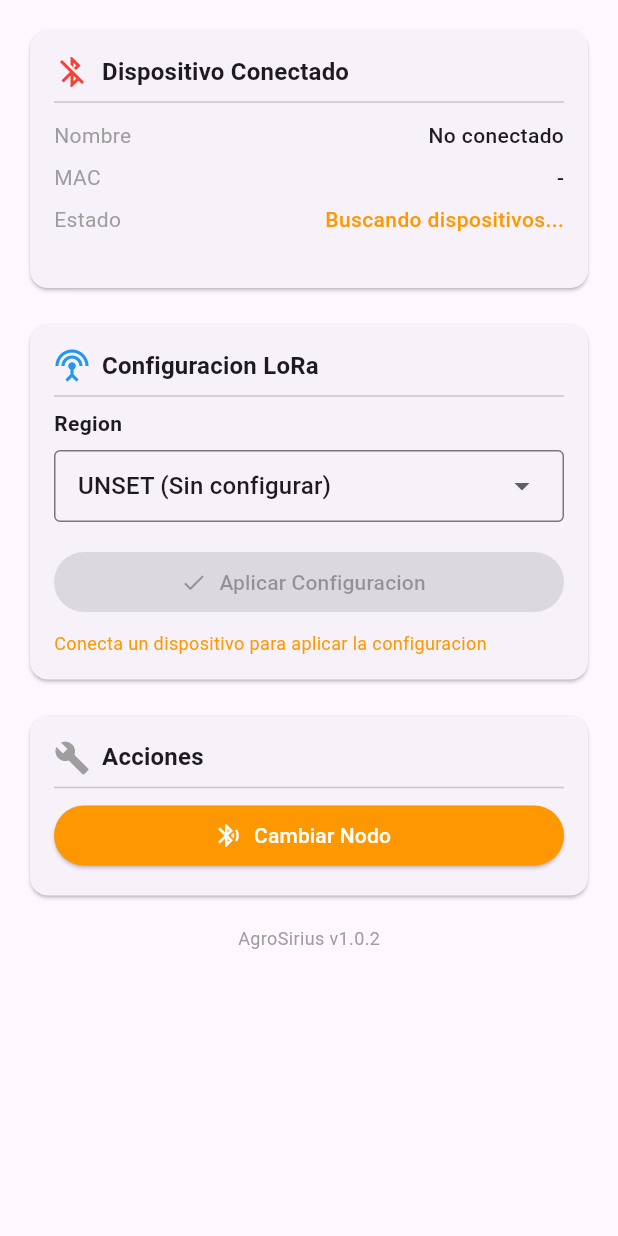
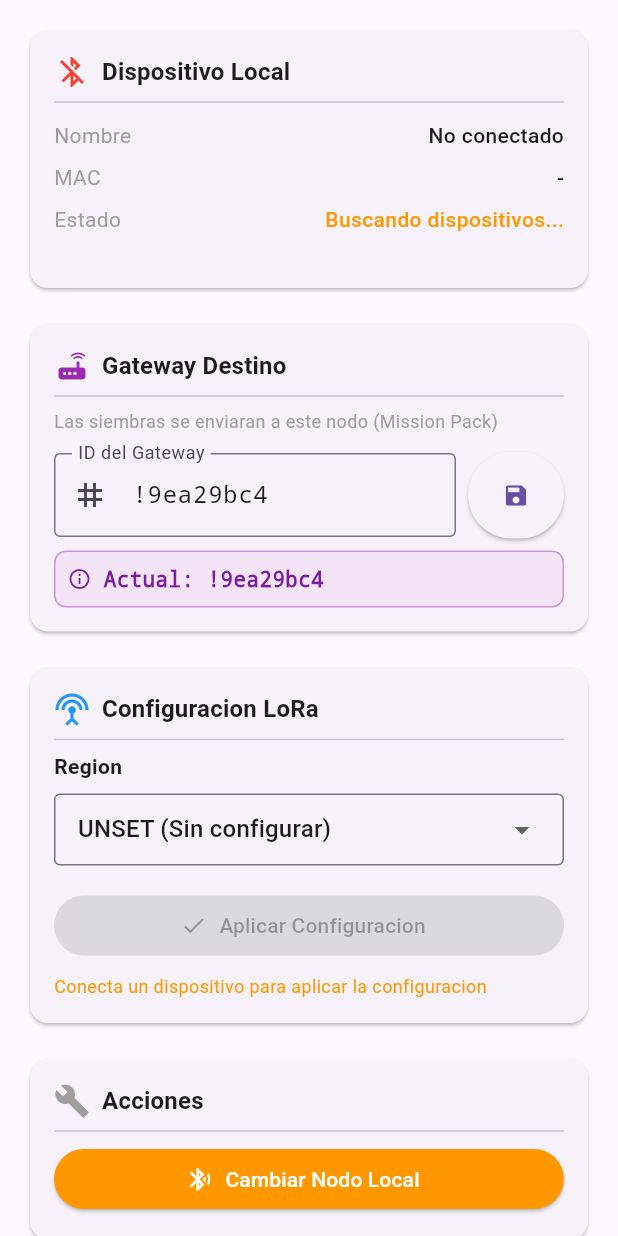
Before and after one commit to pablofelipe01/agro-sirius-v1, a Flutter app: the SettingsScreen widget shown alone on an empty page, opened directly, on a phone screen of 412 x 824 dp. Run offline on Flutter 3.47's test engine with Material 3 defaults, Android fonts, the phone set to English and light mode, and no system bars; our stand-ins replace flutter_blue_plus, permission_handler, shared_preferences; missing offline and left inert: meshtastic_flutter; accounts and stored records are empty.

Commit message:
feat: Gateway targeting - mensajes solo al Mission Pack
- Agregado sistema de gateway destino configurable
- Mensajes de siembra ahora se envian al nodo especifico (!9ea29bc4) en lugar de broadcast
- Nueva seccion "Gateway Destino" en pantalla de ajustes
- Funciones parseNodeId() y formatNodeId() para manejo de IDs hex
- Persistencia del gateway seleccionado en SharedPreferences

Co-Authored-By: Claude Opus 4.5 <noreply@anthropic.com>

```diff
--- a/lib/screens/settings_screen.dart
+++ b/lib/screens/settings_screen.dart
@@ -11,20 +11,65 @@ class SettingsScreen extends StatefulWidget {
 
 class _SettingsScreenState extends State<SettingsScreen> {
   LoraRegion _selectedRegion = LoraRegion.unset;
+  final TextEditingController _gatewayController = TextEditingController();
+  int _currentGatewayId = defaultGatewayNodeId;
   bool _isApplying = false;
 
   @override
   void initState() {
     super.initState();
-    _loadSavedRegion();
+    _loadSavedSettings();
   }
 
-  Future<void> _loadSavedRegion() async {
+  @override
+  void dispose() {
+    _gatewayController.dispose();
+    super.dispose();
+  }
+
+  Future<void> _loadSavedSettings() async {
     final service = Provider.of<MeshtasticService>(context, listen: false);
     final savedRegion = await service.getSavedLoraRegion();
+    final savedGateway = await service.getSavedGatewayNodeId();
     setState(() {
       _selectedRegion = savedRegion;
+      _currentGatewayId = savedGateway;
+      _gatewayController.text = MeshtasticService.formatNodeId(savedGateway);
     });
+  }
+
+  Future<void> _saveGatewayId() async {
+    final input = _gatewayController.text.trim();
+    final nodeId = MeshtasticService.parseNodeId(input);
+
+    if (nodeId == null) {
+      if (mounted) {
+        ScaffoldMessenger.of(context).showSnackBar(
+          const SnackBar(
+            content: Text('ID de nodo invalido. Usa formato !xxxxxxxx'),
+            backgroundColor: Colors.red,
+          ),
+        );
+      }
+      return;
+    }
+
+    final service = Provider.of<MeshtasticService>(context, listen: false);
+    await service.saveGatewayNodeId(nodeId);
+
+    setState(() {
+      _currentGatewayId = nodeId;
+      _gatewayController.text = MeshtasticService.formatNodeId(nodeId);
+    });
+
+    if (mounted) {
+      ScaffoldMessenger.of(context).showSnackBar(
+        SnackBar(
+          content: Text('Gateway configurado: ${MeshtasticService.formatNodeId(nodeId)}'),
+          backgroundColor: Colors.green,
+        ),
+      );
+    }
   }
 
   Future<void> _applyConfiguration() async {
@@ -97,7 +142,6 @@ class _SettingsScreenState extends State<SettingsScreen> {
       await service.disconnect(clearDevice: true);
 
       if (mounted) {
-        // Navegar a la pantalla de seleccion de dispositivo
         Navigator.of(context).pushNamedAndRemoveUntil('/select-device', (route) => false);
       }
     }
@@ -112,7 +156,7 @@ class _SettingsScreenState extends State<SettingsScreen> {
       child: Column(
         crossAxisAlignment: CrossAxisAlignment.stretch,
         children: [
-          // Seccion: Informacion del Nodo
+          // Seccion: Informacion del Nodo Local
           Card(
             child: Padding(
               padding: const EdgeInsets.all(16),
@@ -129,7 +173,7 @@ class _SettingsScreenState extends State<SettingsScreen> {
                       ),
                       const SizedBox(width: 8),
                       Text(
-                        'Dispositivo Conectado',
+                        'Dispositivo Local',
                         style: Theme.of(context).textTheme.titleMedium?.copyWith(
                               fontWeight: FontWeight.bold,
                             ),
@@ -154,6 +198,86 @@ class _SettingsScreenState extends State<SettingsScreen> {
                         foregroundColor: Colors.red,
                       ),
                     ),
+                ],
+              ),
+            ),
+          ),
+          const SizedBox(height: 16),
+
+          // Seccion: Gateway Destino (NUEVA)
+          Card(
+            child: Padding(
+              padding: const EdgeInsets.all(16),
+              child: Column(
+                crossAxisAlignment: CrossAxisAlignment.start,
+                children: [
+                  Row(
+                    children: [
+                      const Icon(Icons.router, color: Colors.purple),
+                      const SizedBox(width: 8),
+                      Text(
+                        'Gateway Destino',
+                        style: Theme.of(context).textTheme.titleMedium?.copyWith(
+                              fontWeight: FontWeight.bold,
+                            ),
+                      ),
+                    ],
+                  ),
+                  const Divider(),
+                  const Text(
+                    'Las siembras se enviaran a este nodo (Mission Pack)',
+                    style: TextStyle(color: Colors.grey, fontSize: 12),
+                  ),
+                  const SizedBox(height: 12),
+                  Row(
+                    children: [
+                      Expanded(
+                        child: TextField(
+                          controller: _gatewayController,
+                          decoration: const InputDecoration(
+                            border: OutlineInputBorder(),
+                            labelText: 'ID del Gateway',
+                            hintText: '!9ea29bc4',
+                            prefixIcon: Icon(Icons.tag),
+                          ),
+                          style: const TextStyle(fontFamily: 'monospace'),
+                        ),
+                      ),
+                      const SizedBox(width: 8),
+                      ElevatedButton(
+                        onPressed: _saveGatewayId,
+                        style: ElevatedButton.styleFrom(
+                          padding: const EdgeInsets.symmetric(horizontal: 16, vertical: 20),
+                        ),
+                        child: const Icon(Icons.save),
+                      ),
+                    ],
+                  ),
+                  const SizedBox(height: 8),
+                  Container(
+                    padding: const EdgeInsets.all(8),
+                    decoration: BoxDecoration(
+                      color: Colors.purple[50],
+                      borderRadius: BorderRadius.circular(8),
+                      border: Border.all(color: Colors.purple[200]!),
+                    ),
+                    child: Row(
+                      children: [
+                        Icon(Icons.info_outline, size: 16, color: Colors.purple[700]),
+                        const SizedBox(width: 8),
+                        Expanded(
+                          child: Text(
+                            'Actual: ${MeshtasticService.formatNodeId(_currentGatewayId)}',
+                            style: TextStyle(
+                              fontFamily: 'monospace',
+                              color: Colors.purple[700],
+                              fontWeight: FontWeight.bold,
+                            ),
+                          ),
+                        ),
+                      ],
+                    ),
+                  ),
                 ],
               ),
             ),
@@ -262,7 +386,7 @@ class _SettingsScreenState extends State<SettingsScreen> {
                     child: ElevatedButton.icon(
                       onPressed: _changeDevice,
                       icon: const Icon(Icons.bluetooth_searching),
-                      label: const Text('Cambiar Nodo'),
+                      label: const Text('Cambiar Nodo Local'),
                       style: ElevatedButton.styleFrom(
                         backgroundColor: Colors.orange,
                         foregroundColor: Colors.white,
@@ -278,7 +402,7 @@ class _SettingsScreenState extends State<SettingsScreen> {
           // Info de version
           Center(
             child: Text(
-              'AgroSirius v1.0.2',
+              'AgroSirius v1.0.5',
               style: TextStyle(color: Colors.grey[500], fontSize: 12),
             ),
           ),
--- a/lib/services/meshtastic_service.dart
+++ b/lib/services/meshtastic_service.dart
@@ -68,6 +68,10 @@ enum LoraRegion {
 const String _savedDeviceAddressKey = 'saved_device_address';
 const String _savedDeviceNameKey = 'saved_device_name';
 const String _loraRegionKey = 'lora_region';
+const String _gatewayNodeIdKey = 'gateway_node_id';
+
+// ID del Gateway por defecto (Mission Pack)
+const int defaultGatewayNodeId = 0x9ea29bc4;
 
 class MeshtasticService extends ChangeNotifier {
   MeshtasticClient? _client;
@@ -133,6 +137,35 @@ class MeshtasticService extends ChangeNotifier {
   Future<void> saveLoraRegion(LoraRegion region) async {
     final prefs = await SharedPreferences.getInstance();
     await prefs.setString(_loraRegionKey, region.code);
+  }
+
+  Future<int> getSavedGatewayNodeId() async {
+    final prefs = await SharedPreferences.getInstance();
+    return prefs.getInt(_gatewayNodeIdKey) ?? defaultGatewayNodeId;
+  }
+
+  Future<void> saveGatewayNodeId(int nodeId) async {
+    final prefs = await SharedPreferences.getInstance();
+    await prefs.setInt(_gatewayNodeIdKey, nodeId);
+  }
+
+  // Convertir string hex (!9ea29bc4) a int
+  static int? parseNodeId(String input) {
+    String cleaned = input.trim().toLowerCase();
+    // Remover prefijo ! si existe
+    if (cleaned.startsWith('!')) {
+      cleaned = cleaned.substring(1);
+    }
+    // Remover prefijo 0x si existe
+    if (cleaned.startsWith('0x')) {
+      cleaned = cleaned.substring(2);
+    }
+    return int.tryParse(cleaned, radix: 16);
+  }
+
+  // Convertir int a string hex con formato !xxxxxxxx
+  static String formatNodeId(int nodeId) {
+    return '!${nodeId.toRadixString(16).padLeft(8, '0')}';
   }
 
   // ============ ESCANEO DE DISPOSITIVOS ============
@@ -316,12 +349,17 @@ class MeshtasticService extends ChangeNotifier {
         throw Exception('Mensaje de siembra muy largo');
       }
 
+      // Obtener el ID del Gateway destino
+      final gatewayNodeId = await getSavedGatewayNodeId();
+
+      // Enviar al Gateway especifico (no broadcast)
       await _client!.sendTextMessage(
         siembraMessage,
+        destinationId: gatewayNodeId,
         channel: 0,
       );
 
-      debugPrint('Siembra enviada: $siembraMessage');
+      debugPrint('Siembra enviada a ${formatNodeId(gatewayNodeId)}: $siembraMessage');
       return true;
     } catch (e) {
       debugPrint('Error enviando siembra: $e');
--- a/pubspec.yaml
+++ b/pubspec.yaml
@@ -16,7 +16,7 @@ publish_to: 'none' # Remove this line if you wish to publish to pub.dev
 # https://developer.apple.com/library/archive/documentation/General/Reference/InfoPlistKeyReference/Articles/CoreFoundationKeys.html
 # In Windows, build-name is used as the major, minor, and patch parts
 # of the product and file versions while build-number is used as the build suffix.
-version: 1.0.3+4  # AgroSirius v4 - Permisos Bluetooth corregidos
+version: 1.0.4+5  # AgroSirius v5 - Gateway targeting (mensajes solo al Mission Pack)
 
 environment:
   sdk: ^3.10.7
```
Also changed, not shown: 1 other file.
